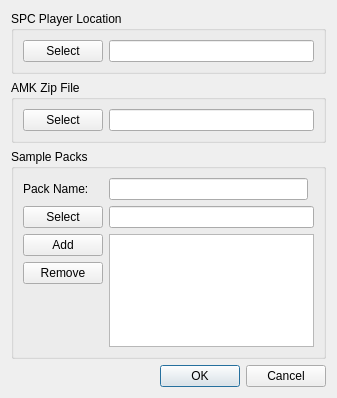
com-posers-pit/smw_music, file smw_music/data/preferences.ui: the form before one commit.
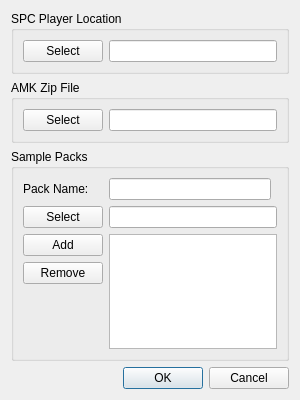
The form after the commit.

Commit message:
Init preferences to a better size
Now playing:
Golden Gate by The Midnight

The edit to the form file:
```diff
--- a/smw_music/data/preferences.ui
+++ b/smw_music/data/preferences.ui
@@ -6,8 +6,8 @@
    <rect>
     <x>0</x>
     <y>0</y>
-    <width>337</width>
-    <height>398</height>
+    <width>300</width>
+    <height>400</height>
    </rect>
   </property>
   <property name="windowTitle">
```
